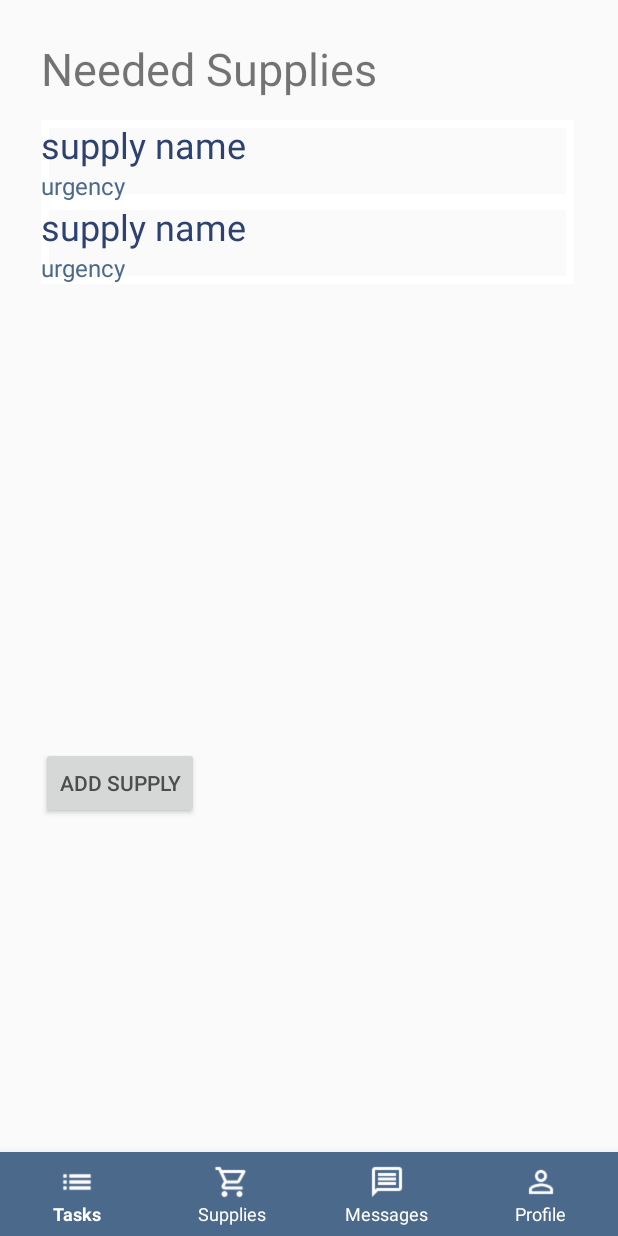
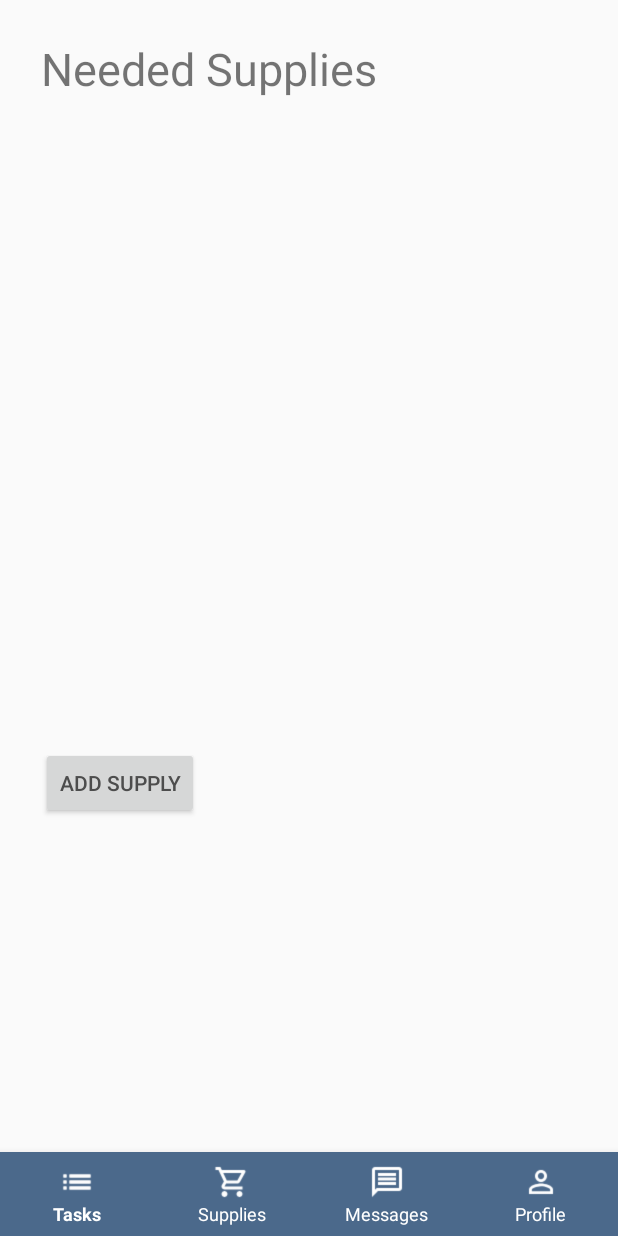
Before and after one commit to clee1228/houseHelper, an Android app: the SupplyListActivity screen opened directly, with no data from a screen before it, on a phone screen of 412 x 824 dp. Run offline under Robolectric (Android 15) with nearby library versions, the light colour scheme and no system bars; our stand-ins replace Firebase (no records; nobody signed in at launch, a user with empty details on screens opened directly); Roboto replaces fonts that are not available here; 1 statement that could not run was skipped.

Commit message:
Davis's changes for thursday (supply list stuff)

```diff
--- a/app/src/main/java/com/example/househelper/SupplyListActivity.java
+++ b/app/src/main/java/com/example/househelper/SupplyListActivity.java
@@ -6,12 +6,20 @@ import android.support.v7.app.AppCompatActivity;
 import android.os.Bundle;
 import android.support.v7.widget.LinearLayoutManager;
 import android.support.v7.widget.RecyclerView;
+import android.util.Log;
 import android.view.View;
 import android.widget.Button;
 import android.widget.ImageView;
 import android.widget.TextView;
 
+import com.google.firebase.database.DataSnapshot;
+import com.google.firebase.database.DatabaseError;
+import com.google.firebase.database.DatabaseReference;
+import com.google.firebase.database.FirebaseDatabase;
+import com.google.firebase.database.ValueEventListener;
+
 import java.util.ArrayList;
+import java.util.HashMap;
 
 public class SupplyListActivity extends AppCompatActivity {
 
@@ -20,54 +28,86 @@ public class SupplyListActivity extends AppCompatActivity {
     private RecyclerView mRecyclerView;
     private RecyclerView.Adapter mAdapter;
     String household;
+    DatabaseReference dbRef;
 
     @Override
     protected void onCreate(Bundle savedInstanceState) {
         super.onCreate(savedInstanceState);
         setContentView(R.layout.activity_supply_list);
 
+        mRecyclerView = findViewById(R.id.supply_recycler);
+        mRecyclerView.setHasFixedSize(true);
+        mRecyclerView.setLayoutManager(new LinearLayoutManager(this));
+
+        mSupplies = new ArrayList<>();
 
         Intent intent = getIntent();
         Bundle getExtras = intent.getExtras();
         household = getExtras.getString("houseName");
 
+        FirebaseDatabase db = FirebaseDatabase.getInstance();
+        dbRef = db.getReference("Households/" + household + "/Supplies");
 
-        mSupplies = new ArrayList<>();
+        ValueEventListener myDataListener = new ValueEventListener() {
+            @Override
+            public void onDataChange(DataSnapshot dataSnapshot) {
+                // Set a breakpoint in this method and run in debug mode!!
+                // this will be called each time `bearRef` or one of its children is modified
+                Iterable<DataSnapshot> suppliesData = dataSnapshot.getChildren();
+                for (DataSnapshot supply : suppliesData) {
+                    HashMap<String, String> supplyMap = (HashMap<String, String>) supply.getValue();
+                    Supply loadedSupply = new Supply(supplyMap.get("name"),
+                            supplyMap.get("urgency"));
+                    mSupplies.add(loadedSupply);
+                }
+                setAdapterAndUpdateData();
+            }
+            @Override
+            public void onCancelled(DatabaseError databaseError) {
+                Log.d("0", "cancelled");
+            }
+        };
+
+        dbRef.addValueEventListener(myDataListener);
+        setAdapterAndUpdateData();
 
         setButtonOnClicks();
-
-        mRecyclerView = (RecyclerView) findViewById(R.id.supply_recycler);
-        mRecyclerView.setHasFixedSize(true);
-        mRecyclerView.setLayoutManager(new LinearLayoutManager(this));
-
-        setAdapterAndUpdateData();
 
     }
 
     private void setButtonOnClicks() {
         BottomNavigationItemView messageBoardLink = findViewById(R.id.chat);
+        BottomNavigationItemView taskListLink = findViewById(R.id.tasks);
+        addSupplyButton = findViewById(R.id.add_supply_button);
+
         final Intent MessageBoardIntent = new Intent(this, MessageBoardActivity.class);
+        final Intent TaskListLinkIntent = new Intent(this, TaskListActivity.class);
+        final Intent AddSupplyIntent = new Intent(this, AddSupplyActivity.class);
+
+        final Bundle extras = new Bundle();
+        extras.putString("houseName",household);
+
+
         messageBoardLink.setOnClickListener(new View.OnClickListener() {
             @Override
             public void onClick(View v) {
-                v.getContext().startActivity(MessageBoardIntent);
+                MessageBoardIntent.putExtras(extras);
+                startActivity(MessageBoardIntent);
             }
         });
 
-        BottomNavigationItemView taskListLink = findViewById(R.id.tasks);
-        final Intent TaskListLinkIntent = new Intent(this, TaskListActivity.class);
         taskListLink.setOnClickListener(new View.OnClickListener() {
             @Override
             public void onClick(View v) {
-                v.getContext().startActivity(TaskListLinkIntent);
+                TaskListLinkIntent.putExtras(extras);
+                startActivity(TaskListLinkIntent);
             }
         });
 
-        addSupplyButton = findViewById(R.id.add_supply_button);
         addSupplyButton.setOnClickListener(new View.OnClickListener() {
             @Override
             public void onClick(View v) {
-                final Intent AddSupplyIntent = new Intent(v.getContext(), AddSupplyActivity.class);
+                AddSupplyIntent.putExtras(extras);
                 startActivity(AddSupplyIntent);
             }
         });
@@ -76,14 +116,8 @@ public class SupplyListActivity extends AppCompatActivity {
     private void setAdapterAndUpdateData() {
         // create a new adapter with the updated mComments array
         // this will "refresh" our recycler view
-        createSupplies();
-        mAdapter = new SupplyAdapter(this, this.mSupplies);
+        mAdapter = new SupplyAdapter(this, mSupplies);
         mRecyclerView.setAdapter(mAdapter);
     }
 
-    // DUMMY DATA, DELETE LATER
-    private void createSupplies() {
-        this.mSupplies.add(new Supply("toilet paper", "high"));
-        this.mSupplies.add(new Supply("dish liquid", "medium"));
-    }
 }
--- a/app/src/main/res/layout/activity_supply_list.xml
+++ b/app/src/main/res/layout/activity_supply_list.xml
@@ -17,15 +17,6 @@
         android:text="ADD SUPPLY"
         android:textColor="#4D4D4D" />
 
-    <!--<ImageView-->
-        <!--android:id="@+id/add_supply_button"-->
-        <!--android:layout_width="44dp"-->
-        <!--android:layout_height="38dp"-->
-        <!--android:layout_alignParentStart="true"-->
-        <!--android:layout_alignParentBottom="true"-->
-        <!--android:layout_marginStart="172dp"-->
-        <!--android:layout_marginBottom="141dp"-->
-        <!--android:src="@drawable/add" />-->
 
     <TextView
         android:id="@+id/supplies_title"
@@ -44,7 +35,7 @@
         android:layout_height="467dp"
         android:layout_alignParentStart="true"
         android:layout_alignParentTop="true"
-        android:layout_marginStart="27dp"
+        android:layout_marginStart="0dp"
         android:layout_marginTop="80dp" />
 
     <FrameLayout
--- a/app/src/main/res/layout/supply_cell_layout.xml
+++ b/app/src/main/res/layout/supply_cell_layout.xml
@@ -20,8 +20,9 @@
             android:layout_width="wrap_content"
             android:layout_height="match_parent"
             android:text="supply name"
-            android:textColor="@color/colorPrimaryDark"
+            android:textColor="@color/colorPrimary"
             android:textSize="24dp"
+            android:layout_marginStart="27dp"
             android:typeface="sans" />
 
     </LinearLayout>
@@ -37,6 +38,7 @@
             android:layout_width="wrap_content"
             android:layout_height="match_parent"
             android:text="urgency"
+            android:layout_marginStart="27dp"
             android:textColor="@color/colorPrimary"
             android:textSize="16dp" />
 
```
Also changed, not shown: app/src/main/java/com/example/househelper/AddSupplyActivity.java (+91 -14 lines), app/src/main/java/com/example/househelper/SupplyAdapter.java (+6 -3 lines), app/src/main/res/layout/activity_add_supply.xml (+1 -24 lines).
